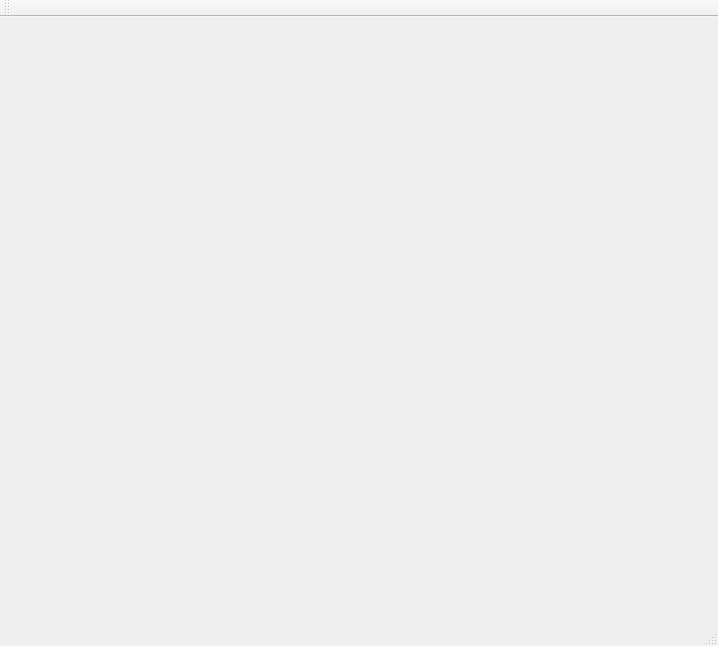
Before: the Qt Designer form BeerPong-Ultimate/src/gui/QtGUI/QtGUI.ui in rchaucha/BeerPong-Evoled, drawn with Qt 5.
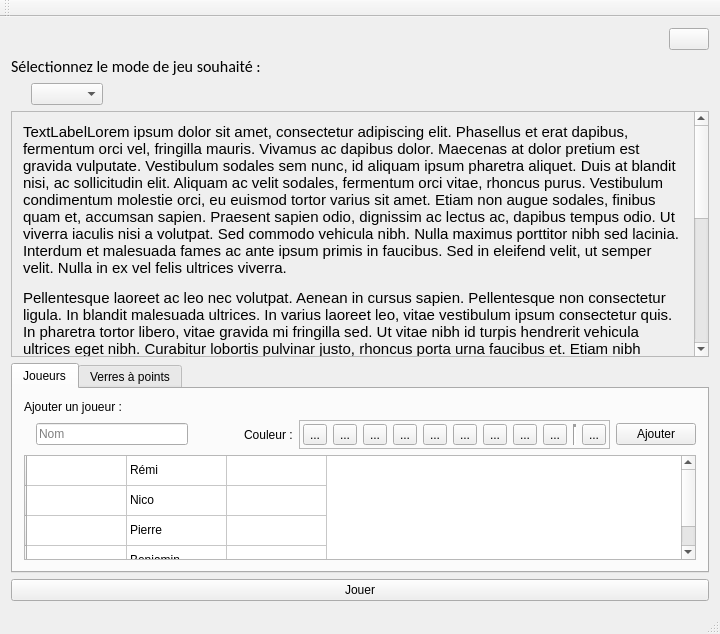
After: the same form once the commit is applied. The open tabs and pages were chosen to show the change. Icons and pictures are not drawn.

Commit message: First draft of main QtGUI

```diff
--- a/BeerPong-Ultimate/src/gui/QtGUI/QtGUI.ui
+++ b/BeerPong-Ultimate/src/gui/QtGUI/QtGUI.ui
@@ -6,14 +6,670 @@
    <rect>
     <x>0</x>
     <y>0</y>
-    <width>718</width>
-    <height>646</height>
+    <width>720</width>
+    <height>634</height>
    </rect>
   </property>
   <property name="windowTitle">
    <string>BeerPong : Ultimate</string>
   </property>
-  <widget class="QWidget" name="centralWidget"/>
+  <widget class="QWidget" name="centralWidget">
+   <layout class="QVBoxLayout" name="verticalLayout">
+    <property name="sizeConstraint">
+     <enum>QLayout::SetMinimumSize</enum>
+    </property>
+    <item>
+     <layout class="QHBoxLayout" name="horizontalLayout">
+      <property name="spacing">
+       <number>0</number>
+      </property>
+      <property name="sizeConstraint">
+       <enum>QLayout::SetDefaultConstraint</enum>
+      </property>
+      <item>
+       <spacer name="horizontalSpacer">
+        <property name="orientation">
+         <enum>Qt::Horizontal</enum>
+        </property>
+        <property name="sizeType">
+         <enum>QSizePolicy::Expanding</enum>
+        </property>
+        <property name="sizeHint" stdset="0">
+         <size>
+          <width>40</width>
+          <height>20</height>
+         </size>
+        </property>
+       </spacer>
+      </item>
+      <item>
+       <widget class="QPushButton" name="b_settings">
+        <property name="sizePolicy">
+         <sizepolicy hsizetype="Fixed" vsizetype="Fixed">
+          <horstretch>0</horstretch>
+          <verstretch>0</verstretch>
+         </sizepolicy>
+        </property>
+        <property name="layoutDirection">
+         <enum>Qt::LeftToRight</enum>
+        </property>
+        <property name="text">
+         <string/>
+        </property>
+        <property name="icon">
+         <iconset>
+          <normaloff>../../../../files/icon/settings.ico</normaloff>../../../../files/icon/settings.ico</iconset>
+        </property>
+        <property name="iconSize">
+         <size>
+          <width>32</width>
+          <height>32</height>
+         </size>
+        </property>
+        <property name="checkable">
+         <bool>false</bool>
+        </property>
+       </widget>
+      </item>
+     </layout>
+    </item>
+    <item>
+     <widget class="QLabel" name="label">
+      <property name="sizePolicy">
+       <sizepolicy hsizetype="Preferred" vsizetype="Maximum">
+        <horstretch>0</horstretch>
+        <verstretch>0</verstretch>
+       </sizepolicy>
+      </property>
+      <property name="font">
+       <font>
+        <family>Calibri</family>
+        <pointsize>12</pointsize>
+       </font>
+      </property>
+      <property name="frameShape">
+       <enum>QFrame::NoFrame</enum>
+      </property>
+      <property name="text">
+       <string>Sélectionnez le mode de jeu souhaité :</string>
+      </property>
+      <property name="alignment">
+       <set>Qt::AlignLeading|Qt::AlignLeft|Qt::AlignTop</set>
+      </property>
+     </widget>
+    </item>
+    <item>
+     <layout class="QHBoxLayout" name="horizontalLayout_2">
+      <property name="leftMargin">
+       <number>20</number>
+      </property>
+      <property name="rightMargin">
+       <number>0</number>
+      </property>
+      <item>
+       <widget class="QComboBox" name="gm_selection">
+        <property name="sizePolicy">
+         <sizepolicy hsizetype="Maximum" vsizetype="Fixed">
+          <horstretch>0</horstretch>
+          <verstretch>0</verstretch>
+         </sizepolicy>
+        </property>
+       </widget>
+      </item>
+      <item>
+       <spacer name="horizontalSpacer_2">
+        <property name="orientation">
+         <enum>Qt::Horizontal</enum>
+        </property>
+        <property name="sizeHint" stdset="0">
+         <size>
+          <width>40</width>
+          <height>20</height>
+         </size>
+        </property>
+       </spacer>
+      </item>
+     </layout>
+    </item>
+    <item>
+     <widget class="QScrollArea" name="gm_description">
+      <property name="frameShadow">
+       <enum>QFrame::Plain</enum>
+      </property>
+      <property name="widgetResizable">
+       <bool>true</bool>
+      </property>
+      <widget class="QWidget" name="scrollAreaWidgetContents">
+       <property name="geometry">
+        <rect>
+         <x>0</x>
+         <y>0</y>
+         <width>683</width>
+         <height>646</height>
+        </rect>
+       </property>
+       <layout class="QVBoxLayout" name="verticalLayout_2">
+        <item>
+         <widget class="QLabel" name="label_2">
+          <property name="font">
+           <font>
+            <pointsize>11</pointsize>
+           </font>
+          </property>
+          <property name="frameShape">
+           <enum>QFrame::NoFrame</enum>
+          </property>
+          <property name="frameShadow">
+           <enum>QFrame::Plain</enum>
+          </property>
+          <property name="lineWidth">
+           <number>5</number>
+          </property>
+          <property name="text">
+           <string>&lt;html&gt;&lt;head/&gt;&lt;body&gt;&lt;p&gt;TextLabel&lt;a name=&quot;lipsum&quot;/&gt;Lorem ipsum dolor sit amet, consectetur adipiscing elit. Phasellus et erat dapibus, fermentum orci vel, fringilla mauris. Vivamus ac dapibus dolor. Maecenas at dolor pretium est gravida vulputate. Vestibulum sodales sem nunc, id aliquam ipsum pharetra aliquet. Duis at blandit nisi, ac sollicitudin elit. Aliquam ac velit sodales, fermentum orci vitae, rhoncus purus. Vestibulum condimentum molestie orci, eu euismod tortor varius sit amet. Etiam non augue sodales, finibus quam et, accumsan sapien. Praesent sapien odio, dignissim ac lectus ac, dapibus tempus odio. Ut viverra iaculis nisi a volutpat. Sed commodo vehicula nibh. Nulla maximus porttitor nibh sed lacinia. Interdum et malesuada fames ac ante ipsum primis in faucibus. Sed in eleifend velit, ut semper velit. Nulla in ex vel felis ultrices viverra. &lt;/p&gt;&lt;p&gt;Pellentesque laoreet ac leo nec volutpat. Aenean in cursus sapien. Pellentesque non consectetur ligula. In blandit malesuada ultrices. In varius laoreet leo, vitae vestibulum ipsum consectetur quis. In pharetra tortor libero, vitae gravida mi fringilla sed. Ut vitae nibh id turpis hendrerit vehicula ultrices eget nibh. Curabitur lobortis pulvinar justo, rhoncus porta urna faucibus et. Etiam nibh augue, vulputate eu fringilla et, semper molestie justo. &lt;/p&gt;&lt;p&gt;Nullam sapien dui, gravida in commodo at, convallis a tellus. Etiam sodales ultricies est porttitor egestas. Sed tempor rutrum tempor. Etiam et tortor ligula. Sed sapien est, lobortis non porta sit amet, tempor nec urna. Aenean metus ex, feugiat vel condimentum consectetur, imperdiet in risus. Sed nec pellentesque elit. Vivamus sagittis ultrices tincidunt. Morbi rutrum arcu arcu, nec eleifend ex rhoncus ut. Etiam lacinia fringilla mattis. Maecenas sed elementum nisl. Sed dapibus porta tempus. Nam maximus scelerisque convallis. &lt;/p&gt;&lt;p&gt;Suspendisse placerat aliquet tortor, ac lacinia metus viverra at. In feugiat et sem eget tempus. Sed eget gravida eros. Integer dolor nibh, mattis id vulputate ac, auctor in turpis. Aliquam non eros quis elit interdum pharetra. In hac habitasse platea dictumst. Fusce mollis turpis eget ipsum bibendum, id sodales lorem suscipit. &lt;/p&gt;&lt;p&gt;Etiam eleifend metus imperdiet, interdum turpis quis, dictum diam. Etiam at dictum lacus, non eleifend neque. Maecenas sit amet maximus ipsum, in accumsan leo. Mauris sit amet sapien imperdiet, eleifend metus id, egestas mi. Praesent vehicula nisl quis nisi tincidunt, quis porta dui tempus. Vivamus id efficitur risus. Curabitur quis condimentum lectus. Vestibulum ante ipsum primis in faucibus orci luctus et ultrices posuere cubilia curae; &lt;/p&gt;&lt;/body&gt;&lt;/html&gt;</string>
+          </property>
+          <property name="textFormat">
+           <enum>Qt::RichText</enum>
+          </property>
+          <property name="wordWrap">
+           <bool>true</bool>
+          </property>
+         </widget>
+        </item>
+       </layout>
+      </widget>
+     </widget>
+    </item>
+    <item>
+     <widget class="QTabWidget" name="player_points_tabs">
+      <property name="currentIndex">
+       <number>1</number>
+      </property>
+      <widget class="QWidget" name="player_tab">
+       <attribute name="title">
+        <string>Joueurs</string>
+       </attribute>
+       <layout class="QVBoxLayout" name="verticalLayout_4">
+        <item>
+         <widget class="QLabel" name="label_3">
+          <property name="text">
+           <string>Ajouter un joueur :</string>
+          </property>
+         </widget>
+        </item>
+        <item>
+         <layout class="QHBoxLayout" name="horizontalLayout_6" stretch="3,1,0,0,0">
+          <property name="leftMargin">
+           <number>12</number>
+          </property>
+          <item>
+           <widget class="QLineEdit" name="name_text_edit">
+            <property name="placeholderText">
+             <string>Nom</string>
+            </property>
+           </widget>
+          </item>
+          <item>
+           <spacer name="horizontalSpacer_3">
+            <property name="orientation">
+             <enum>Qt::Horizontal</enum>
+            </property>
+            <property name="sizeHint" stdset="0">
+             <size>
+              <width>40</width>
+              <height>20</height>
+             </size>
+            </property>
+           </spacer>
+          </item>
+          <item>
+           <widget class="QLabel" name="label_4">
+            <property name="text">
+             <string>Couleur :</string>
+            </property>
+           </widget>
+          </item>
+          <item>
+           <widget class="QFrame" name="frame_2">
+            <property name="sizePolicy">
+             <sizepolicy hsizetype="Preferred" vsizetype="Fixed">
+              <horstretch>0</horstretch>
+              <verstretch>0</verstretch>
+             </sizepolicy>
+            </property>
+            <property name="frameShape">
+             <enum>QFrame::StyledPanel</enum>
+            </property>
+            <property name="frameShadow">
+             <enum>QFrame::Sunken</enum>
+            </property>
+            <property name="lineWidth">
+             <number>3</number>
+            </property>
+            <layout class="QHBoxLayout" name="horizontalLayout_5">
+             <property name="leftMargin">
+              <number>3</number>
+             </property>
+             <property name="topMargin">
+              <number>3</number>
+             </property>
+             <property name="rightMargin">
+              <number>3</number>
+             </property>
+             <property name="bottomMargin">
+              <number>3</number>
+             </property>
+             <item>
+              <widget class="QToolButton" name="b_color0_2">
+               <property name="text">
+                <string>...</string>
+               </property>
+              </widget>
+             </item>
+             <item>
+              <widget class="QToolButton" name="b_color1_2">
+               <property name="text">
+                <string>...</string>
+               </property>
+              </widget>
+             </item>
+             <item>
+              <widget class="QToolButton" name="b_color2_2">
+               <property name="text">
+                <string>...</string>
+               </property>
+              </widget>
+             </item>
+             <item>
+              <widget class="QToolButton" name="b_color3_2">
+               <property name="text">
+                <string>...</string>
+               </property>
+              </widget>
+             </item>
+             <item>
+              <widget class="QToolButton" name="b_color4_2">
+               <property name="text">
+                <string>...</string>
+               </property>
+              </widget>
+             </item>
+             <item>
+              <widget class="QToolButton" name="b_color5_2">
+               <property name="text">
+                <string>...</string>
+               </property>
+              </widget>
+             </item>
+             <item>
+              <widget class="QToolButton" name="b_color6_2">
+               <property name="text">
+                <string>...</string>
+               </property>
+              </widget>
+             </item>
+             <item>
+              <widget class="QToolButton" name="b_color7_2">
+               <property name="text">
+                <string>...</string>
+               </property>
+              </widget>
+             </item>
+             <item>
+              <widget class="QToolButton" name="b_color8_2">
+               <property name="text">
+                <string>...</string>
+               </property>
+              </widget>
+             </item>
+             <item>
+              <widget class="Line" name="line_2">
+               <property name="sizePolicy">
+                <sizepolicy hsizetype="Fixed" vsizetype="Expanding">
+                 <horstretch>0</horstretch>
+                 <verstretch>0</verstretch>
+                </sizepolicy>
+               </property>
+               <property name="lineWidth">
+                <number>3</number>
+               </property>
+               <property name="orientation">
+                <enum>Qt::Vertical</enum>
+               </property>
+              </widget>
+             </item>
+             <item>
+              <widget class="QToolButton" name="b_custom_color_2">
+               <property name="text">
+                <string>...</string>
+               </property>
+              </widget>
+             </item>
+            </layout>
+           </widget>
+          </item>
+          <item>
+           <widget class="QPushButton" name="b_add_player">
+            <property name="text">
+             <string>Ajouter</string>
+            </property>
+           </widget>
+          </item>
+         </layout>
+        </item>
+        <item>
+         <widget class="QTableWidget" name="player_table">
+          <attribute name="horizontalHeaderVisible">
+           <bool>false</bool>
+          </attribute>
+          <attribute name="verticalHeaderVisible">
+           <bool>true</bool>
+          </attribute>
+          <row>
+           <property name="text">
+            <string/>
+           </property>
+          </row>
+          <row>
+           <property name="text">
+            <string/>
+           </property>
+          </row>
+          <row>
+           <property name="text">
+            <string/>
+           </property>
+          </row>
+          <row>
+           <property name="text">
+            <string/>
+           </property>
+          </row>
+          <column>
+           <property name="text">
+            <string>suppr</string>
+           </property>
+          </column>
+          <column>
+           <property name="text">
+            <string>name</string>
+           </property>
+          </column>
+          <column>
+           <property name="text">
+            <string>color</string>
+           </property>
+          </column>
+          <item row="0" column="1">
+           <property name="text">
+            <string>Rémi</string>
+           </property>
+          </item>
+          <item row="1" column="1">
+           <property name="text">
+            <string>Nico</string>
+           </property>
+          </item>
+          <item row="2" column="1">
+           <property name="text">
+            <string>Pierre</string>
+           </property>
+          </item>
+          <item row="3" column="1">
+           <property name="text">
+            <string>Benjamin</string>
+           </property>
+          </item>
+         </widget>
+        </item>
+       </layout>
+      </widget>
+      <widget class="QWidget" name="points_tab">
+       <attribute name="title">
+        <string>Verres à points</string>
+       </attribute>
+       <layout class="QVBoxLayout" name="verticalLayout_3">
+        <item>
+         <widget class="QLabel" name="label_5">
+          <property name="text">
+           <string>Ajouter un type de verre :</string>
+          </property>
+         </widget>
+        </item>
+        <item>
+         <layout class="QHBoxLayout" name="horizontalLayout_4">
+          <property name="leftMargin">
+           <number>12</number>
+          </property>
+          <item>
+           <widget class="QLabel" name="label_7">
+            <property name="text">
+             <string>Nombre de points :</string>
+            </property>
+           </widget>
+          </item>
+          <item>
+           <widget class="QSpinBox" name="points_value"/>
+          </item>
+          <item>
+           <widget class="QLabel" name="label_6">
+            <property name="text">
+             <string>Couleur :</string>
+            </property>
+            <property name="alignment">
+             <set>Qt::AlignRight|Qt::AlignTrailing|Qt::AlignVCenter</set>
+            </property>
+           </widget>
+          </item>
+          <item>
+           <widget class="QFrame" name="frame">
+            <property name="sizePolicy">
+             <sizepolicy hsizetype="Preferred" vsizetype="Fixed">
+              <horstretch>0</horstretch>
+              <verstretch>0</verstretch>
+             </sizepolicy>
+            </property>
+            <property name="frameShape">
+             <enum>QFrame::StyledPanel</enum>
+            </property>
+            <property name="frameShadow">
+             <enum>QFrame::Sunken</enum>
+            </property>
+            <property name="lineWidth">
+             <number>3</number>
+            </property>
+            <layout class="QHBoxLayout" name="horizontalLayout_3">
+             <property name="sizeConstraint">
+              <enum>QLayout::SetDefaultConstraint</enum>
+             </property>
+             <property name="leftMargin">
+              <number>3</number>
+             </property>
+             <property name="topMargin">
+              <number>3</number>
+             </property>
+             <property name="rightMargin">
+              <number>3</number>
+             </property>
+             <property name="bottomMargin">
+              <number>3</number>
+             </property>
+             <item>
+              <widget class="QToolButton" name="b_color0">
+               <property name="text">
+                <string>...</string>
+               </property>
+              </widget>
+             </item>
+             <item>
+              <widget class="QToolButton" name="b_color1">
+               <property name="text">
+                <string>...</string>
+               </property>
+              </widget>
+             </item>
+             <item>
+              <widget class="QToolButton" name="b_color2">
+               <property name="text">
+                <string>...</string>
+               </property>
+              </widget>
+             </item>
+             <item>
+              <widget class="QToolButton" name="b_color3">
+               <property name="text">
+                <string>...</string>
+               </property>
+              </widget>
+             </item>
+             <item>
+              <widget class="QToolButton" name="b_color4">
+               <property name="text">
+                <string>...</string>
+               </property>
+              </widget>
+             </item>
+             <item>
+              <widget class="QToolButton" name="b_color5">
+               <property name="text">
+                <string>...</string>
+               </property>
+              </widget>
+             </item>
+             <item>
+              <widget class="QToolButton" name="b_color6">
+               <property name="text">
+                <string>...</string>
+               </property>
+              </widget>
+             </item>
+             <item>
+              <widget class="QToolButton" name="b_color7">
+               <property name="text">
+                <string>...</string>
+               </property>
+              </widget>
+             </item>
+             <item>
+              <widget class="QToolButton" name="b_color8">
+               <property name="text">
+                <string>...</string>
+               </property>
+              </widget>
+             </item>
+             <item>
+              <widget class="Line" name="line">
+               <property name="sizePolicy">
+                <sizepolicy hsizetype="Fixed" vsizetype="Expanding">
+                 <horstretch>0</horstretch>
+                 <verstretch>0</verstretch>
+                </sizepolicy>
+               </property>
+               <property name="lineWidth">
+                <number>3</number>
+               </property>
+               <property name="orientation">
+                <enum>Qt::Vertical</enum>
+               </property>
+              </widget>
+             </item>
+             <item>
+              <widget class="QToolButton" name="b_custom_color">
+               <property name="text">
+                <string>...</string>
+               </property>
+              </widget>
+             </item>
+            </layout>
+           </widget>
+          </item>
+          <item>
+           <widget class="QPushButton" name="b_add_points">
+            <property name="text">
+             <string>Ajouter</string>
+            </property>
+           </widget>
+          </item>
+         </layout>
+        </item>
+        <item>
+         <widget class="QTableWidget" name="points_table">
+          <attribute name="horizontalHeaderVisible">
+           <bool>false</bool>
+          </attribute>
+          <attribute name="verticalHeaderVisible">
+           <bool>true</bool>
+          </attribute>
+          <row>
+           <property name="text">
+            <string/>
+           </property>
+          </row>
+          <row>
+           <property name="text">
+            <string/>
+           </property>
+          </row>
+          <row>
+           <property name="text">
+            <string/>
+           </property>
+          </row>
+          <row>
+           <property name="text">
+            <string/>
+           </property>
+          </row>
+          <column>
+           <property name="text">
+            <string>suppr</string>
+           </property>
+          </column>
+          <column>
+           <property name="text">
+            <string>name</string>
+           </property>
+          </column>
+          <column>
+           <property name="text">
+            <string>color</string>
+           </property>
+          </column>
+          <item row="0" column="1">
+           <property name="text">
+            <string>Rémi</string>
+           </property>
+          </item>
+          <item row="1" column="1">
+           <property name="text">
+            <string>Nico</string>
+           </property>
+          </item>
+          <item row="2" column="1">
+           <property name="text">
+            <string>Pierre</string>
+           </property>
+          </item>
+          <item row="3" column="1">
+           <property name="text">
+            <string>Benjamin</string>
+           </property>
+          </item>
+         </widget>
+        </item>
+       </layout>
+      </widget>
+     </widget>
+    </item>
+    <item>
+     <widget class="QPushButton" name="b_play">
+      <property name="text">
+       <string>Jouer</string>
+      </property>
+     </widget>
+    </item>
+   </layout>
+  </widget>
   <widget class="QMenuBar" name="menuBar">
    <property name="geometry">
     <rect>
```
Left out of the diff: 2 changed lines with no effect on the pictures.
